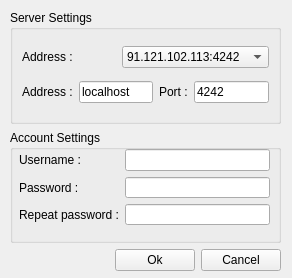
This is client/Create.ui in canercandan/qlik as Qt 5 draws it before an edit. The edited form follows.
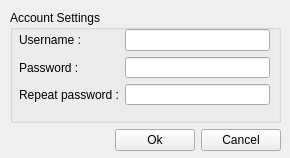
This is the edited form.

```diff
--- a/client/Create.ui
+++ b/client/Create.ui
@@ -5,8 +5,8 @@
    <rect>
     <x>0</x>
     <y>0</y>
-    <width>292</width>
-    <height>278</height>
+    <width>290</width>
+    <height>158</height>
    </rect>
   </property>
   <property name="windowTitle" >
@@ -18,91 +18,10 @@
      <x>10</x>
      <y>10</y>
      <width>271</width>
-     <height>261</height>
+     <height>141</height>
     </rect>
    </property>
    <layout class="QVBoxLayout" >
-    <item>
-     <widget class="QGroupBox" name="groupBox" >
-      <property name="title" >
-       <string>Server Settings</string>
-      </property>
-      <layout class="QVBoxLayout" >
-       <item>
-        <layout class="QHBoxLayout" >
-         <item>
-          <widget class="QLabel" name="label_5" >
-           <property name="text" >
-            <string>Address :</string>
-           </property>
-           <property name="buddy" >
-            <cstring>comboBox</cstring>
-           </property>
-          </widget>
-         </item>
-         <item>
-          <widget class="QComboBox" name="comboBox" >
-           <item>
-            <property name="text" >
-             <string>91.121.102.113:4242</string>
-            </property>
-           </item>
-           <item>
-            <property name="text" >
-             <string>91.121.35.26:4242</string>
-            </property>
-           </item>
-          </widget>
-         </item>
-        </layout>
-       </item>
-       <item>
-        <layout class="QGridLayout" >
-         <item row="0" column="0" >
-          <widget class="QLabel" name="label" >
-           <property name="text" >
-            <string>Address :</string>
-           </property>
-           <property name="buddy" >
-            <cstring>address</cstring>
-           </property>
-          </widget>
-         </item>
-         <item row="0" column="1" >
-          <widget class="QLineEdit" name="address" >
-           <property name="text" >
-            <string>localhost</string>
-           </property>
-           <property name="maxLength" >
-            <number>15</number>
-           </property>
-          </widget>
-         </item>
-         <item row="0" column="2" >
-          <widget class="QLabel" name="label_2" >
-           <property name="text" >
-            <string>Port :</string>
-           </property>
-           <property name="buddy" >
-            <cstring>port</cstring>
-           </property>
-          </widget>
-         </item>
-         <item row="0" column="3" >
-          <widget class="QLineEdit" name="port" >
-           <property name="text" >
-            <string>4242</string>
-           </property>
-           <property name="maxLength" >
-            <number>5</number>
-           </property>
-          </widget>
-         </item>
-        </layout>
-       </item>
-      </layout>
-     </widget>
-    </item>
     <item>
      <widget class="QGroupBox" name="groupBox_2" >
       <property name="title" >
```
Left out of the diff: 3 changed lines with no effect on the pictures.
